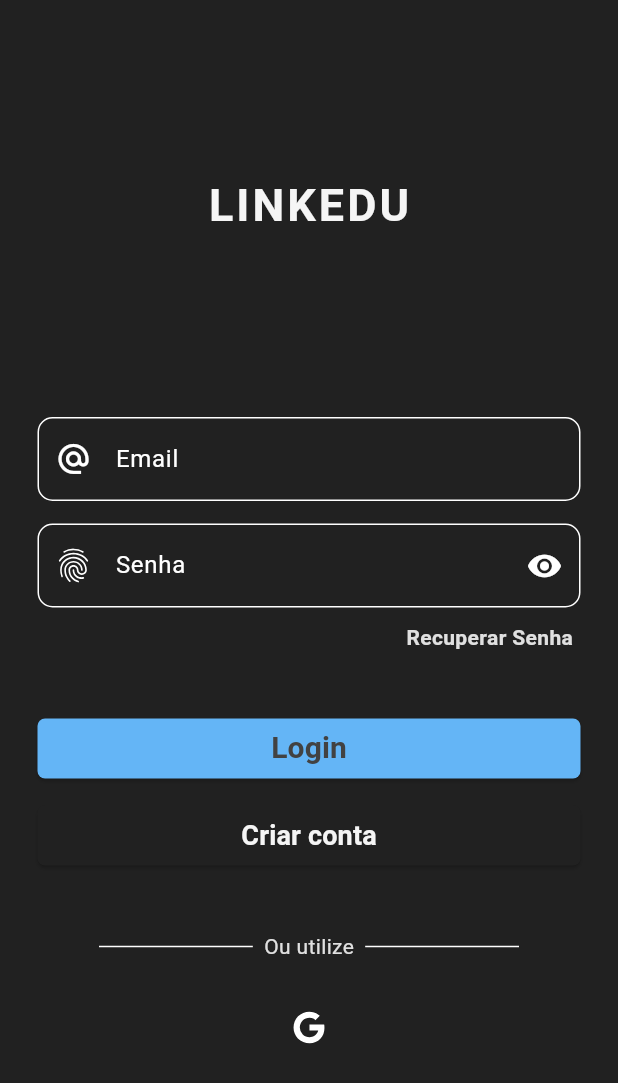
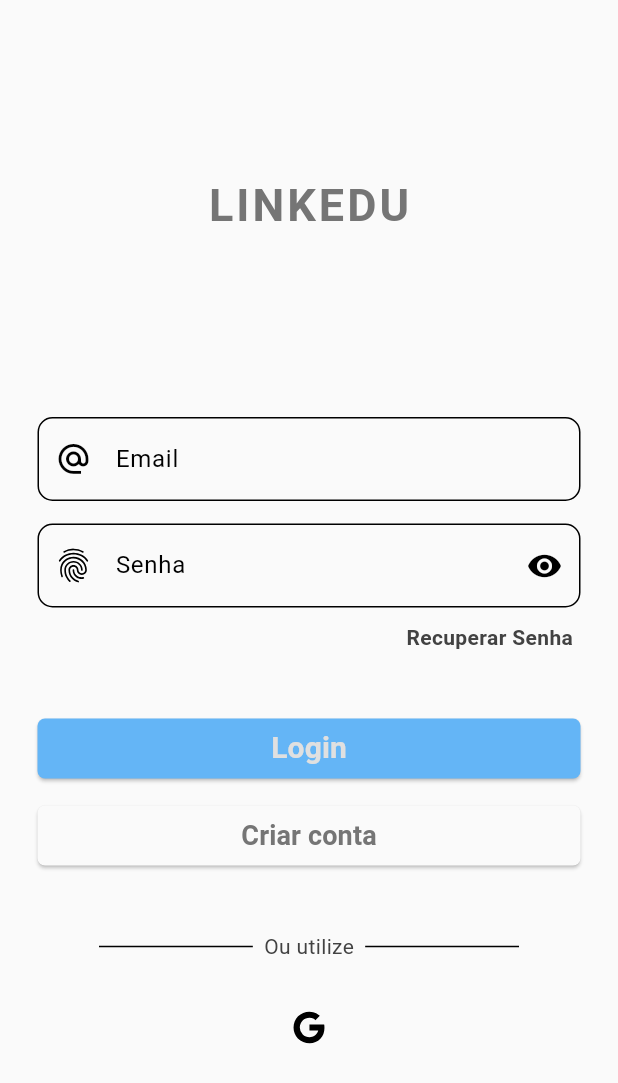
Before and after one commit to feliperafaldini/linkedu, a Flutter app: the screen it shows after launch, on a phone screen of 412 x 824 dp. Shown: the top 1083 px of the screen. Run offline on Flutter 3.47's test engine with Material 3 defaults, Android fonts, the phone set to English and light mode, and no system bars; our stand-ins replace cloud_firestore, firebase_auth, firebase_core, firebase_storage, google_nav_bar, image_picker and 1 more; accounts and stored records are empty.

Commit message:
Criação do theme provider

```diff
--- a/lib/main.dart
+++ b/lib/main.dart
@@ -6,14 +6,13 @@ import 'package:firebase_core/firebase_core.dart';
 import 'package:provider/provider.dart';
 
 import 'provider/auth_provider.dart';
+import 'provider/theme_provider.dart';
 import 'services/auth/auth.dart';
 import 'provider/card_provider.dart';
 import 'pages/home_page.dart';
 import 'pages/login_register/login_page.dart';
 import 'pages/login_register/recover_account_page.dart';
 import 'pages/login_register/register_page.dart';
-import 'theme/dark_mode.dart';
-import 'theme/light_mode.dart';
 
 void main() async {
   WidgetsFlutterBinding.ensureInitialized();
@@ -28,6 +27,9 @@ void main() async {
         ChangeNotifierProvider(
           create: (context) => AuthService(),
         ),
+        ChangeNotifierProvider(
+          create: (context) => ThemeProvider(),
+        )
       ],
       child: const MyApp(),
     ),
@@ -39,11 +41,11 @@ class MyApp extends StatelessWidget {
 
   @override
   Widget build(BuildContext context) {
+    final themeProvider = Provider.of<ThemeProvider>(context, listen: false);
     return MaterialApp(
       debugShowCheckedModeBanner: false,
       title: 'Projeto Integrador - LINKEDU',
-      theme: darkMode,
-      darkTheme: darkMode,
+      theme: themeProvider.theme,
       home: const AuthPage(),
       routes: {
         '/loginpage': (context) => const LoginPage(),
--- a/lib/pages/card_page/card_page.dart
+++ b/lib/pages/card_page/card_page.dart
@@ -6,6 +6,7 @@ import 'package:provider/provider.dart';
 import '../../provider/card_provider.dart';
 import '../../models/company.dart';
 import '../../models/job.dart';
+import '../../provider/theme_provider.dart';
 import '../../services/helper/helper_functions.dart';
 
 class CardPage extends StatefulWidget {
@@ -234,13 +235,14 @@ class _CardPageState extends State<CardPage> {
   }
 
   Widget buildButtons(context) {
+    final themeProvider = Provider.of<ThemeProvider>(context, listen: false);
     return Row(
       mainAxisAlignment: MainAxisAlignment.center,
       children: [
         // Botão Dislike
         Container(
           decoration: BoxDecoration(
-            color: Colors.white,
+            color: themeProvider.theme.colorScheme.surface,
             border: Border.all(
               color: Colors.red.withOpacity(0.1),
               width: 2,
@@ -272,7 +274,7 @@ class _CardPageState extends State<CardPage> {
         Container(
           height: 100,
           decoration: BoxDecoration(
-            color: Colors.white,
+            color: themeProvider.theme.colorScheme.surface,
             border: Border.all(
               color: Colors.greenAccent.withOpacity(0.1),
               width: 2,
--- a/lib/pages/messages_chat/chat_page.dart
+++ b/lib/pages/messages_chat/chat_page.dart
@@ -1,8 +1,10 @@
 import 'package:cloud_firestore/cloud_firestore.dart';
 import 'package:firebase_auth/firebase_auth.dart';
 import 'package:flutter/material.dart';
+import 'package:provider/provider.dart';
 
 import '../../provider/chat_provider.dart';
+import '../../provider/theme_provider.dart';
 
 class ChatPage extends StatefulWidget {
   final BuildContext context;
@@ -37,14 +39,16 @@ class _ChatPageState extends State<ChatPage> {
 
   @override
   Widget build(BuildContext context) {
+    final themeProvider = Provider.of<ThemeProvider>(context, listen: false);
     return Scaffold(
       appBar: AppBar(
         title: Center(
           child: Text(widget.receiverUserEmail),
         ),
+        backgroundColor: themeProvider.theme.colorScheme.surface,
       ),
       body: Container(
-        color: Theme.of(context).colorScheme.surface,
+        color: themeProvider.theme.colorScheme.surface,
         child: Column(
           children: [
             Expanded(
--- /dev/null
+++ b/lib/provider/theme_provider.dart
@@ -0,0 +1,47 @@
+import 'package:flutter/material.dart';
+
+class ThemeProvider extends ChangeNotifier {
+  final ThemeData _lightTheme = ThemeData(
+    useMaterial3: true,
+    brightness: Brightness.light,
+    colorScheme: ColorScheme.light(
+      surface: Colors.grey.shade50,
+      inverseSurface: Colors.grey.shade900,
+      primary: Colors.grey.shade300,
+      inversePrimary: Colors.grey.shade600,
+      secondary: Colors.grey.shade400,
+      tertiary: Colors.blue.shade300,
+    ),
+    textTheme: ThemeData.light().textTheme.apply(
+          bodyColor: Colors.grey.shade800,
+          displayColor: Colors.black,
+        ),
+  );
+
+  final ThemeData _darkTheme = ThemeData(
+    useMaterial3: true,
+    brightness: Brightness.dark,
+    colorScheme: ColorScheme.dark(
+      surface: Colors.grey.shade900,
+      inverseSurface: Colors.grey.shade50,
+      primary: Colors.grey.shade800,
+      inversePrimary: Colors.grey.shade100,
+      secondary: Colors.grey.shade700,
+      tertiary: Colors.blue.shade300,
+    ),
+    textTheme: ThemeData.dark().textTheme.apply(
+          bodyColor: Colors.grey.shade300,
+          displayColor: Colors.white,
+        ),
+  );
+
+  bool _isDark = false;
+
+  bool get isDark => _isDark;
+  ThemeData get theme => _isDark ? _darkTheme : _lightTheme;
+
+  void toggleTheme() {
+    _isDark = !_isDark;
+    notifyListeners();
+  }
+}
--- a/lib/theme/dark_mode.dart
+++ /dev/null
@@ -1,18 +0,0 @@
-import 'package:flutter/material.dart';
-
-ThemeData darkMode = ThemeData(
-  useMaterial3: true,
-  brightness: Brightness.dark,
-  colorScheme: ColorScheme.dark(
-    surface: Colors.grey.shade900,
-    inverseSurface: Colors.grey.shade50,
-    primary: Colors.grey.shade800,
-    inversePrimary: Colors.grey.shade100,
-    secondary: Colors.grey.shade700,
-    tertiary: Colors.blue.shade300,
-  ),
-  textTheme: ThemeData.dark().textTheme.apply(
-        bodyColor: Colors.grey.shade300,
-        displayColor: Colors.white,
-      ),
-);
```
Also changed, not shown: lib/pages/home_page.dart (+23 -12 lines), lib/theme/light_mode.dart (deleted, +0 -18 lines).
